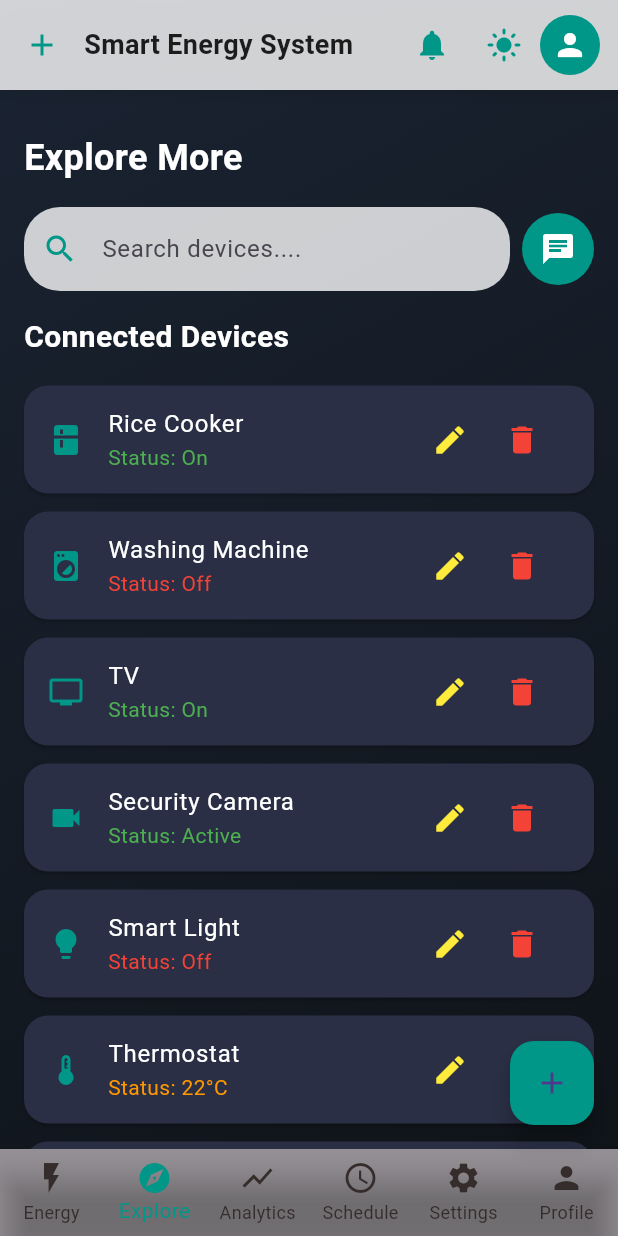
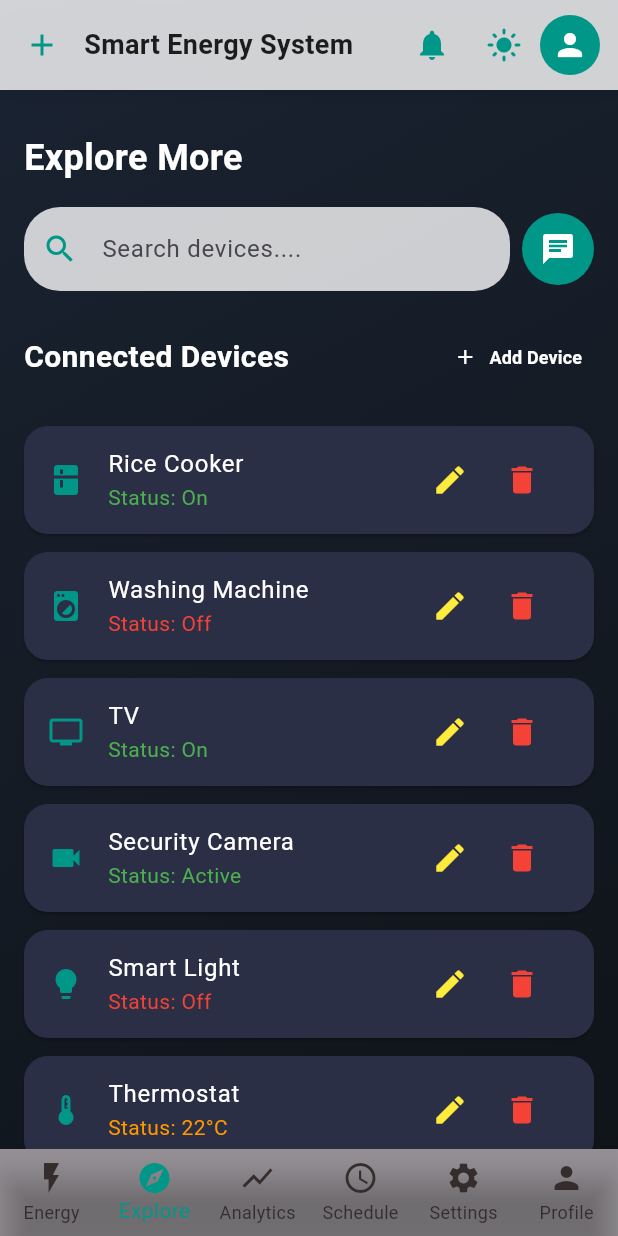
Before and after one commit to MariefeFile/Smart_Energy_System, a Flutter app: the ExploreTab screen opened directly, on a phone screen of 412 x 824 dp. Run offline on Flutter 3.47's test engine with Material 3 defaults, Android fonts, the phone set to English and light mode, and no system bars; our stand-ins replace fl_chart, font_awesome_flutter, google_sign_in, lottie.

Commit message:
adjust the button

```diff
--- a/lib/screen/explore.dart
+++ b/lib/screen/explore.dart
@@ -89,7 +89,7 @@ class _ExploreTabState extends State<ExploreTab> with TickerProviderStateMixin {
     }
   }
 
-  // ✅ Add or Edit device dialog
+  // Add or Edit device dialog
   void _showDeviceDialog({ConnectedDevice? device, int? index}) {
     final nameController = TextEditingController(text: device?.name ?? "");
     final statusController = TextEditingController(text: device?.status ?? "");
@@ -126,8 +126,8 @@ class _ExploreTabState extends State<ExploreTab> with TickerProviderStateMixin {
                         name: nameController.text,
                         status: statusController.text,
                         icon: Icons.devices,
-              usage: 0.0,       // default value for new device
-              percent: 0.0,     // default value for new device
+                        usage: 0.0,
+                        percent: 0.0,
                       ),
                     );
                   } else {
@@ -135,8 +135,8 @@ class _ExploreTabState extends State<ExploreTab> with TickerProviderStateMixin {
                       name: nameController.text,
                       status: statusController.text,
                       icon: device.icon,
-            usage: device.usage,       // keep previous usage
-            percent: device.percent,   // keep previous percent
+                      usage: device.usage,
+                      percent: device.percent,
                     );
                   }
                   filteredDevices = List.from(connectedDevices);
@@ -146,13 +146,12 @@ class _ExploreTabState extends State<ExploreTab> with TickerProviderStateMixin {
             },
             child: Text(device == null ? "Add" : "Save"),
           ),
-
         ],
       ),
     );
   }
 
-  // ✅ Remove device
+  // Remove device
   void _removeDevice(int index) {
     setState(() {
       connectedDevices.removeAt(index);
@@ -163,13 +162,6 @@ class _ExploreTabState extends State<ExploreTab> with TickerProviderStateMixin {
   @override
   Widget build(BuildContext context) {
     return Scaffold(
-      // ✅ Add button
-      floatingActionButton: FloatingActionButton(
-        backgroundColor: Colors.teal,
-        onPressed: () => _showDeviceDialog(),
-        child: const Icon(Icons.add),
-      ),
-
       body: Stack(
         children: [
           Container(
@@ -181,7 +173,6 @@ class _ExploreTabState extends State<ExploreTab> with TickerProviderStateMixin {
               ),
             ),
           ),
-
           SafeArea(
             child: Column(
               children: [
@@ -239,9 +230,7 @@ class _ExploreTabState extends State<ExploreTab> with TickerProviderStateMixin {
                     ],
                   ),
                 ),
-
                 const SizedBox(height: 16),
-
                 // Main Body
                 Expanded(
                   child: FadeTransition(
@@ -258,7 +247,6 @@ class _ExploreTabState extends State<ExploreTab> with TickerProviderStateMixin {
                           ),
                         ),
                         const SizedBox(height: 16),
-
                         // Search + Chat
                         Row(
                           children: [
@@ -300,9 +288,11 @@ class _ExploreTabState extends State<ExploreTab> with TickerProviderStateMixin {
                             ),
                           ],
                         ),
-
                         const SizedBox(height: 16),
-
+                        // Connected Devices Header + Add Button
+                        Row(
+                          mainAxisAlignment: MainAxisAlignment.spaceBetween,
+                          children: [
                             const Text(
                               'Connected Devices',
                               style: TextStyle(
@@ -311,9 +301,30 @@ class _ExploreTabState extends State<ExploreTab> with TickerProviderStateMixin {
                                 color: Colors.white,
                               ),
                             ),
+                            FloatingActionButton.extended(
+  backgroundColor: Colors.transparent,
+  elevation: 0,
+  onPressed: () => _showDeviceDialog(),
+  label: const Text(
+    "Add Device",
+    style: TextStyle(
+      color: Colors.white,
+      fontWeight: FontWeight.bold,
+      fontSize: 12, // smaller font size
+    ),
+  ),
+  icon: const Icon(
+    Icons.add,
+    color: Colors.white,
+    size: 16, // smaller icon
+  ),
+  extendedPadding: const EdgeInsets.symmetric(horizontal: 8, vertical: 4), // smaller padding
+),
+
+                          ],
+                        ),
                         const SizedBox(height: 12),
-
-                        // ✅ Updated device cards
+                        // Device cards
                         ListView.builder(
                           shrinkWrap: true,
                           physics: const NeverScrollableScrollPhysics(),
@@ -356,7 +367,8 @@ class _ExploreTabState extends State<ExploreTab> with TickerProviderStateMixin {
                                   children: [
                                     IconButton(
                                       icon: const Icon(Icons.edit, color: Colors.yellow),
-                                      onPressed: () => _showDeviceDialog(device: device, index: index),
+                                      onPressed: () =>
+                                          _showDeviceDialog(device: device, index: index),
                                     ),
                                     IconButton(
                                       icon: const Icon(Icons.delete, color: Colors.red),
@@ -375,8 +387,7 @@ class _ExploreTabState extends State<ExploreTab> with TickerProviderStateMixin {
               ],
             ),
           ),
-
-          // Profile Popover (unchanged)
+          // Profile Popover
           Positioned(
             top: 70,
             right: 12,
@@ -461,8 +472,6 @@ class _ExploreTabState extends State<ExploreTab> with TickerProviderStateMixin {
           ),
         ],
       ),
-
-      // Bottom Navigation (unchanged)
       bottomNavigationBar: BottomNavigationBar(
         type: BottomNavigationBarType.fixed,
         selectedItemColor: Colors.teal,
```
Lines whose indentation alone changed are shown as unchanged.
